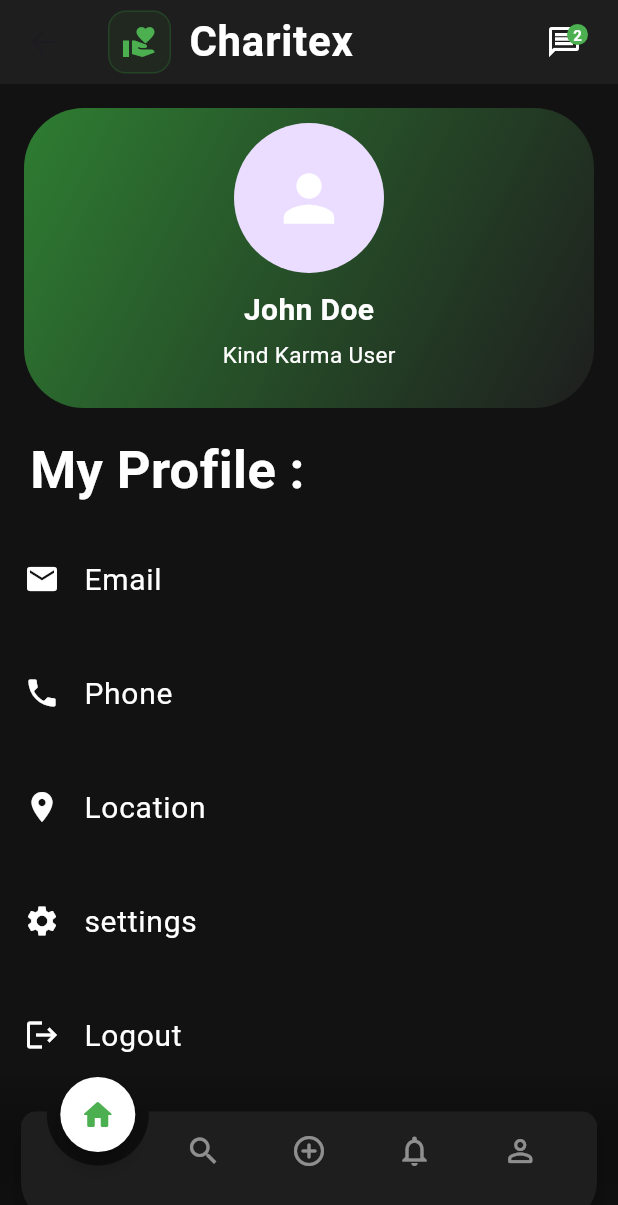
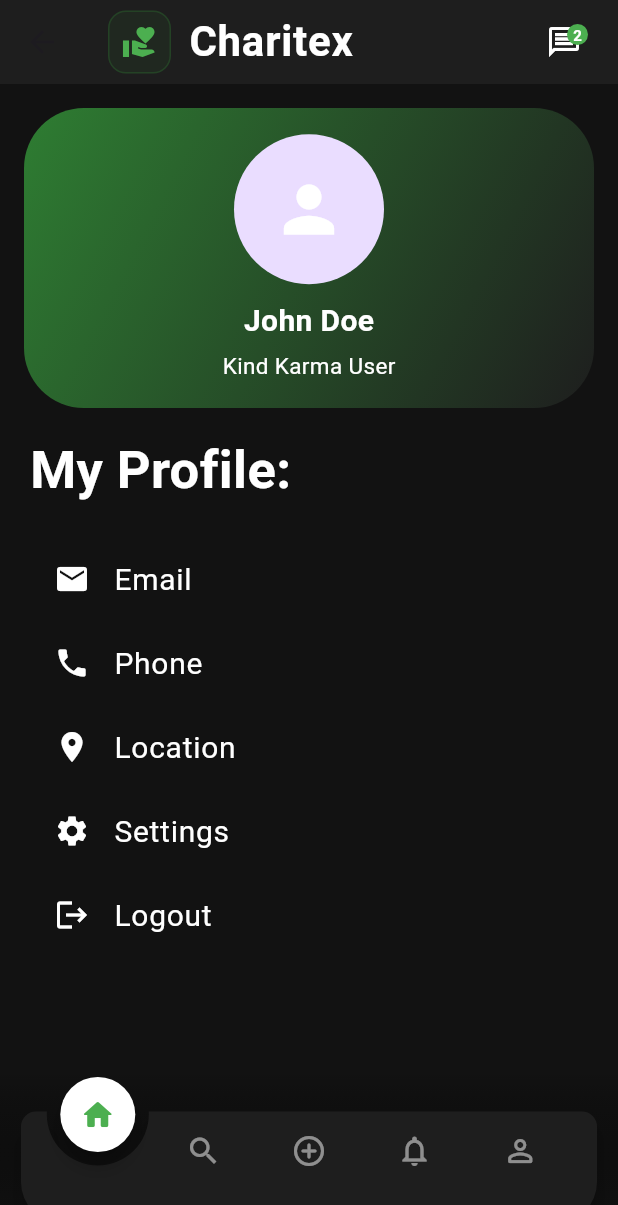
Before and after one commit to PredatorXxRIPxX/KindKarma, a Flutter app: the MyHomePage screen opened by its route, swiped to page 5, on a phone screen of 412 x 824 dp. Shown: the top 1205 px of the screen. Run offline on Flutter 3.47's test engine with Material 3 defaults, Android fonts, the light colour scheme and no system bars; drawn by our look-alikes of animated_notch_bottom_bar; our stand-ins replace appwrite, flutter_dotenv, lottie; network calls fail.

Commit message:
fixing pugs

```diff
--- a/lib/auth/signup.dart
+++ b/lib/auth/signup.dart
@@ -20,10 +20,12 @@ class _SignUpState extends State<SignUp> {
     String confirmPassword = '';
     void signupProcess(String username, String email, String password,
         String confirmPassword) async {
+          debugPrint('Signup process started');
       if (username.isNotEmpty &&
           email.isNotEmpty &&
           password.isNotEmpty &&
           confirmPassword.isNotEmpty) {
+            debugPrint('All fields are filled');
         DocumentList documentList = await database.listDocuments(
             databaseId: databaseid,
             collectionId: userCollectionid,
@@ -185,6 +187,7 @@ class _SignUpState extends State<SignUp> {
                 const SizedBox(height: 20),
                 ElevatedButton(
                   onPressed: () {
+                    debugPrint('Signup button clicked');
                     signupProcess(
                         username, email, password, confirmPassword);
                   },
--- a/lib/main.dart
+++ b/lib/main.dart
@@ -26,7 +26,7 @@
       theme: ThemeData(
         primarySwatch: Colors.blue,
       ),
-      initialRoute: '/home',
+      initialRoute: '/signup',
       routes: {
         '/home': (context) => const MyHomePage(),
         '/login': (context) => const Login(),
--- a/lib/view/home.dart
+++ b/lib/view/home.dart
@@ -217,7 +217,6 @@ class _MyHomePageState extends State<MyHomePage> with SingleTickerProviderStateM
   }
 }
 
-// Theme colors moved to a separate class for better organization
 class ThemeColors {
   static const Color primaryGreen = Color(0xFF4CAF50);
   static const Color darkBackground = Color(0xFF121212);
@@ -225,5 +224,5 @@ class ThemeColors {
   static const Color accentColor = Color(0xFF2E7D32);
   static const Color cardColor = Color(0xFF252525);
 
-  const ThemeColors._(); // Private constructor to prevent instantiation
+  const ThemeColors._();
 }
--- a/lib/view/profile.dart
+++ b/lib/view/profile.dart
@@ -29,9 +29,12 @@ class _ProfileState extends State<Profile> {
                   gradient: LinearGradient(
                     colors: [accentColor, surfaceColor],
                     begin: Alignment.topLeft,
-                        end: Alignment.bottomRight)),
-                child: const Column(
-                  children: [
+                    end: Alignment.bottomRight,
+                  ),
+                ),
+                child: Column(
+                  mainAxisAlignment: MainAxisAlignment.center,
+                  children: const [
                     CircleAvatar(
                       radius: 50,
                       child: Icon(
@@ -40,114 +43,73 @@ class _ProfileState extends State<Profile> {
                         color: Colors.white,
                       ),
                     ),
-                    SizedBox(
-                      height: 10,
-                    ),
+                    SizedBox(height: 10),
                     Text(
                       'John Doe',
                       style: TextStyle(
                         color: Colors.white,
                         fontSize: 20,
-                          fontWeight: FontWeight.bold),
+                        fontWeight: FontWeight.bold,
                       ),
-                    SizedBox(
-                      height: 5,
                     ),
+                    SizedBox(height: 5),
                     Text(
                       'Kind Karma User',
                       style: TextStyle(
                         color: Colors.white,
                         fontSize: 15,
-                          fontWeight: FontWeight.w400),
+                        fontWeight: FontWeight.w400,
+                      ),
                     ),
                   ],
                 ),
               ),
             ),
           ),
-          const Row(
-            children: [
-              SizedBox(
-                width: 20,
-              ),
-              Text(
-                'My Profile :',
-                textAlign: TextAlign.left,
+          const Padding(
+            padding: EdgeInsets.symmetric(horizontal: 20.0),
+            child: Align(
+              alignment: Alignment.centerLeft,
+              child: Text(
+                'My Profile:',
                 style: TextStyle(
                   color: Colors.white,
                   fontSize: 35,
-                    fontWeight: FontWeight.bold),
+                  fontWeight: FontWeight.bold,
                 ),
-            ],
               ),
-          const SizedBox(
-            height: 20,
+            ),
+          ),
+          const SizedBox(height: 20),
+          Expanded(
+            child: ListView(
+              padding: const EdgeInsets.symmetric(horizontal: 20.0),
+              children: [
+                const ListTile(
+                  leading: Icon(Icons.email, color: Colors.white),
+                  title: Text('Email', style: TextStyle(color: Colors.white, fontSize: 20)),
                 ),
                 const ListTile(
-            leading: Icon(
-              Icons.email,
-              color: Colors.white,
-            ),
-            title: Text(
-              'Email',
-              style: TextStyle(color: Colors.white, fontSize: 20),
-            ),
-          ),
-          const SizedBox(
-            height: 20,
+                  leading: Icon(Icons.phone, color: Colors.white),
+                  title: Text('Phone', style: TextStyle(color: Colors.white, fontSize: 20)),
                 ),
                 const ListTile(
-            leading: Icon(
-              Icons.phone,
-              color: Colors.white,
-            ),
-            title: Text(
-              'Phone',
-              style: TextStyle(color: Colors.white, fontSize: 20),
-            ),
-          ),
-          const SizedBox(
-            height: 20,
-          ),
-          const ListTile(
-            leading: Icon(
-              Icons.location_on,
-              color: Colors.white,
-            ),
-            title: Text(
-              'Location',
-              style: TextStyle(color: Colors.white, fontSize: 20),
-            ),
-          ),
-          const SizedBox(
-            height: 20,
+                  leading: Icon(Icons.location_on, color: Colors.white),
+                  title: Text('Location', style: TextStyle(color: Colors.white, fontSize: 20)),
                 ),
                 ListTile(
-            leading: const Icon(
-              Icons.settings,
-              color: Colors.white,
-            ),
-            title: const Text(
-              'settings',
-              style: TextStyle(color: Colors.white, fontSize: 20),
-            ),
+                  leading: const Icon(Icons.settings, color: Colors.white),
+                  title: const Text('Settings', style: TextStyle(color: Colors.white, fontSize: 20)),
                   onTap: () {
-              Navigator.push(context,
-                  MaterialPageRoute(builder: (context) => const Settings()));
+                    Navigator.push(
+                      context,
+                      MaterialPageRoute(builder: (context) => const Settings()),
+                    );
                   },
                 ),
-          const SizedBox(
-            height: 20,
-          ),
                 ListTile(
-            leading: const Icon(
-              Icons.logout,
-              color: Colors.white,
-            ),
-            title: const Text(
-              'Logout',
-              style: TextStyle(color: Colors.white, fontSize: 20),
-            ),
+                  leading: const Icon(Icons.logout, color: Colors.white),
+                  title: const Text('Logout', style: TextStyle(color: Colors.white, fontSize: 20)),
                   onTap: () {
                     showDialog(
                       context: context,
@@ -156,19 +118,23 @@ class _ProfileState extends State<Profile> {
                         content: const Text('Are you sure you want to logout?'),
                         actions: [
                           TextButton(
-                              onPressed: () {
-                                Navigator.pop(context);
-                              },
-                              child: const Text('No')),
+                            onPressed: () => Navigator.pop(context),
+                            child: const Text('No'),
+                          ),
                           TextButton(
                             onPressed: () {
-                                Navigator.pop(context);
-                                Navigator.pop(context);
+                              Navigator.pop(context); // Close dialog
+                              Navigator.pop(context); // Close profile page
                             },
-                              child: const Text('Yes')),
+                            child: const Text('Yes'),
+                          ),
                         ],
-                      ));
+                      ),
+                    );
                   },
+                ),
+              ],
+            ),
           ),
         ],
       ),
--- a/lib/view/search.dart
+++ b/lib/view/search.dart
@@ -191,6 +191,7 @@ class _SearchState extends State<Search> {
               },
             )).toList(),
           ),
+          const SizedBox(height: 30),
         ],
       ),
     );
```
Lines whose indentation alone changed are shown as unchanged.
